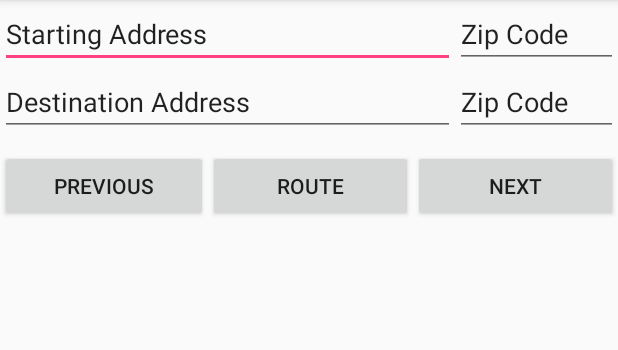
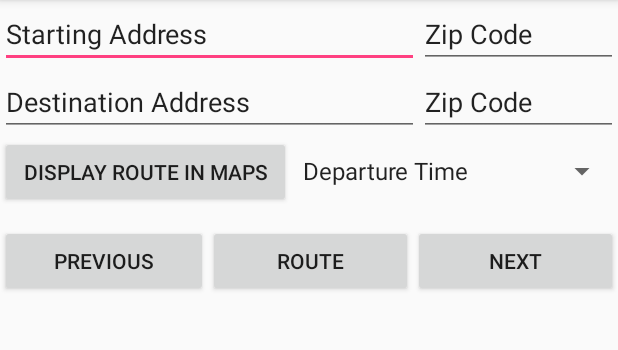
Before and after one commit to wmhuber2/CS125_Final_Project, an Android app: the screen it shows after launch (MainActivity), after a tap on "PREVIOUS", on a phone screen of 412 x 824 dp, the part 84-434 px from its top. Run offline under Robolectric (Android 15) with nearby library versions, the phone set to English and light mode, and no system bars; our stand-ins replace Volley; 1 statement that could not run was skipped.

Commit message:
More Bug Fixes. Fun Fun Fun.

```diff
--- a/app/src/main/java/edu/illinois/cs125/cs125_finalproject/MainActivity.java
+++ b/app/src/main/java/edu/illinois/cs125/cs125_finalproject/MainActivity.java
@@ -11,16 +11,21 @@ import com.android.volley.ParseError;
 import com.android.volley.Response;
 import com.android.volley.Response.ErrorListener;
 import com.android.volley.Response.Listener;
-
+import android.content.Intent;
+import android.net.Uri;
 import java.io.UnsupportedEncodingException;
 
+import android.widget.Toast;
 import android.support.v7.app.AppCompatActivity;
 import android.os.Bundle;
 import android.util.Log;
 import android.view.View;
+import android.widget.AdapterView;
 import android.widget.TextView;
-import android.widget.ListView;
+import android.widget.Spinner;
 import android.widget.Button;
+
+import android.widget.ArrayAdapter;
 
 import com.android.volley.toolbox.JsonObjectRequest;
 import com.android.volley.toolbox.RequestFuture;
@@ -41,27 +46,13 @@ import org.json.JSONObject;
 import org.json.JSONArray;
 import org.json.JSONException;
 
-
-/*
-    To Do
-
-    Finish return for geo to country and zip
-
-    Finish Maping to zip MAP
-
-
- */
-
-
-
-
-
 public class MainActivity extends AppCompatActivity {
     private boolean disableWeatherDebug = false;
     /**
      * Because RequestQueue sucks and I need a way to return variables.
      */
     private static String tmpString = "";
+    int timeZoneOffset = -6;
 
     /**
      * Tag thing I have No Idea.
@@ -106,9 +97,15 @@ public class MainActivity extends AppCompatActivity {
     private int maxWaypoints = 24;
 
     private int numberDisplays = 5;
+
     private List<TextView> weatherDisplays = new ArrayList<>();
     private List<TextView> iconDisplays = new ArrayList<>();
     private List<TextView> tempDisplays = new ArrayList<>();
+
+    private EditText startAddressText;
+    private EditText endAddressText;
+    private EditText startZipText;
+    private EditText endZipText;
 
     /**
      * Run when this activity comes to the foreground.
@@ -121,11 +118,82 @@ public class MainActivity extends AppCompatActivity {
         requestQueue = Volley.newRequestQueue(this);
 
         setContentView(R.layout.activity_main);
+        initUIitems();
+
+        Spinner timeSelect = findViewById(R.id.spinner);
+
+        timeSelect.setOnItemSelectedListener(new AdapterView.OnItemSelectedListener() {
+            @Override
+            public void onItemSelected(AdapterView<?> parent, View view, int position, long id) {
+                String item = parent.getItemAtPosition(position).toString();
+                Log.d(TAG, String.valueOf(position));
+
+                departureTime = System.currentTimeMillis()/1000;
+                departureTime += 3600 - departureTime%3600;// Round Up to the nearest Hour.
+                departureTime -= 3600 * (position - 1);
+            }
+
+            @Override
+            public void onNothingSelected(AdapterView<?> parent) {
+                departureTime = System.currentTimeMillis()/1000;
+                departureTime += 3600 - departureTime%3600;// Round Up to the nearest Hour.
+
+            }
+        });
+
+        // Spinner Drop down elements
+        List<String> categories = new ArrayList<String>();
+        long time = System.currentTimeMillis()/1000;
+        time += 3600 - departureTime%3600;// Round Up to the nearest Hour.
+        long hour = ((time/3600)+timeZoneOffset) % 24;
+        categories.add("Departure Time");
+        for (int hourCount = 0; hourCount < 12; hourCount++) {
+            categories.add(String.valueOf(1+((hour+hourCount)%24))+":00 - "+String.valueOf(hourCount)+" Hours From Now ");
+        }
+
+        ArrayAdapter<String> dataAdapter = new ArrayAdapter<String>(this, android.R.layout.simple_spinner_item, categories);
+        dataAdapter.setDropDownViewResource(android.R.layout.simple_spinner_dropdown_item);
+        timeSelect.setAdapter(dataAdapter);
 
 
+        //==========================================
+        for (int display = 0; display < numberDisplays; display++) {
+            weatherDisplays.get(display).setText("");
+            iconDisplays.get(display).setText("");
+            tempDisplays.get(display).setText("");
+        }
+
+        final Button MapBtn = findViewById(R.id.DispRoute);
+        MapBtn.setOnClickListener(new View.OnClickListener() {
+            @Override
+            public void onClick(final View v) { DisplayMap(); } });
+
+        final Button nextPageBtn = findViewById(R.id.nextButton);
+        nextPageBtn.setOnClickListener(new View.OnClickListener() {
+            @Override
+            public void onClick(final View v) { nextPage(); } });
+
+        final Button prevPageBtn = findViewById(R.id.prevButton);
+        prevPageBtn.setOnClickListener(new View.OnClickListener() {
+            @Override
+            public void onClick(final View v) { prevPage(); } });
+
+        final Button openFile = findViewById(R.id.button);
+        openFile.setOnClickListener(new View.OnClickListener() {
+            @Override
+            public void onClick(final View v) { MainAction(); } });
+    }
+
+    /**
+     * Run when this activity is no longer visible.
+     */
+    @Override
+    protected void onPause() {
+        super.onPause();
+    }
+
+    private void initUIitems() {
         // Load the main layout for our activity
-
-
         weatherDisplays.add( (TextView)findViewById(R.id.Weather0) );
         weatherDisplays.add( (TextView)findViewById(R.id.Weather1) );
         weatherDisplays.add( (TextView)findViewById(R.id.Weather2) );
@@ -144,76 +212,15 @@ public class MainActivity extends AppCompatActivity {
         tempDisplays.add( (TextView)findViewById(R.id.Temp3) );
         tempDisplays.add( (TextView)findViewById(R.id.Temp4) );
 
-        final EditText startAddressText = findViewById(R.id.StartAddress);
-        final EditText endAddressText = findViewById(R.id.EndAddress);
-        final EditText startZipText = findViewById(R.id.startZip);
-        final EditText endZipText = findViewById(R.id.endZip);
-
-        //==========================================
-
-
-        //menu.add(Menu.NONE, MENU_ITEM_ITEM1, Menu.NONE, "Item name");
-
-        final Button nextPageBtn = findViewById(R.id.nextButton);
-        nextPageBtn.setOnClickListener(new View.OnClickListener() {
-            @Override
-            public void onClick(final View v) {
-                if (page < completedSearches / 5) {
-                    page++;
+        startAddressText = findViewById(R.id.StartAddress);
+        endAddressText = findViewById(R.id.EndAddress);
+        startZipText = findViewById(R.id.startZip);
+        endZipText = findViewById(R.id.endZip);
     }
-                Log.d(TAG, WeatherInfo.toString());
-                List<Double> timeKeys = new ArrayList<Double>();
-                timeKeys.addAll(zipCodes.keySet());
-
-                Collections.sort(timeKeys);
-
-
-                for (int display = 0; display < numberDisplays; display++) {
-                    if (display + 5 * page < completedSearches) {
-                        weatherDisplays.get(display).setText("Weather at " + String.valueOf((page*numberDisplays) + display) + " Hour");
-                        iconDisplays.get(display).setText(WeatherInfo.get(timeKeys.get((page*numberDisplays) + display))[1]);
-                        tempDisplays.get(display).setText(WeatherInfo.get(timeKeys.get((page*numberDisplays) + display))[2]);
-                    } else {
-                        weatherDisplays.get(display).setText("");
-                        iconDisplays.get(display).setText("");
-                        tempDisplays.get(display).setText("");
-                    }
-                }
-            }
-        });
-        final Button prevPageBtn = findViewById(R.id.prevButton);
-        prevPageBtn.setOnClickListener(new View.OnClickListener() {
-            @Override
-            public void onClick(final View v) {
-                if (page > 0) {
-                    page--;
-                }
-                Log.d(TAG, WeatherInfo.toString());
-                List<Double> timeKeys = new ArrayList<Double>();
-                timeKeys.addAll(zipCodes.keySet());
-
-                Collections.sort(timeKeys);
-
-
-                for (int display = 0; display < numberDisplays; display++) {
-                    if (display + 5 * page < completedSearches) {
-                        weatherDisplays.get(display).setText("Weather at " + String.valueOf((page*numberDisplays) + display) + " Hour");
-                        iconDisplays.get(display).setText(WeatherInfo.get(timeKeys.get((page*numberDisplays) + display))[1]);
-                        tempDisplays.get(display).setText(WeatherInfo.get(timeKeys.get((page*numberDisplays) + display))[2]);
-                    } else {
-                        weatherDisplays.get(display).setText("");
-                        iconDisplays.get(display).setText("");
-                        tempDisplays.get(display).setText("");
-                    }
-                }
-
-            }
-        });
-
-        final Button openFile = findViewById(R.id.button);
-        openFile.setOnClickListener(new View.OnClickListener() {
-            @Override
-            public void onClick(final View v) {
+    /**
+     * Do the Weather and Routing Thing
+     */
+    private void MainAction() {
         Log.d(TAG, "Refreshing Web Page Data");
 
         String startAddr = startAddressText.getText().toString();
@@ -231,33 +238,96 @@ public class MainActivity extends AppCompatActivity {
             startAddr    = "201 N Goodwin Ave";
             startZip     = "61801";
 
-                    //endAddr    = "233 S Wacker Dr";
-                    //endZip     = "60606";
+            endAddr    = "233 S Wacker Dr";
+            endZip     = "60606";
 
-                    endAddr    = "8 Melia Way";
-                    endZip     = "11746";
+            //endAddr    = "8 Melia Way";
+            //endZip     = "11746";
         }
 
 
         page = 0;
-                departureTime = System.currentTimeMillis()/1000;
-                departureTime += 3600 - departureTime%3600;// Round Up to the nearest Hour.
 
         WeatherInfo = new HashMap<Double, String[]>();
         getZipCodes(startAddr, startZip, startCountry, endAddr, endZip, endCountry);
         Log.d(TAG,String.valueOf(zipCodes.size()));
     }
-        });
+    /**
+     *  Next Page.
+     */
+    private void nextPage() {
+
+        Log.d(TAG,"PAGE Changing From: "+String.valueOf(page));
+        if (page < completedSearches / 5) {
+            page++;
         }
+        Log.d(TAG,"PAGE: "+String.valueOf(page));
+        updateDisplay();
+    }
+    private void updateDisplay() {
+        Log.d(TAG, WeatherInfo.toString());
+        List<Double> timeKeys = new ArrayList<Double>();
+        timeKeys.addAll(zipCodes.keySet());
 
+        Collections.sort(timeKeys);
+
+        for (int display = 0; display < numberDisplays; display++) {
+            //long edt = WeatherInfo.get(timeKeys.get((page*numberDisplays) + display))[3];
+            //String time = String.valueOf(1+((hour+hourCount)%24))+":00";
+
+            if (display + 5 * page < completedSearches) {
+                weatherDisplays.get(display).setText("Weather " + String.valueOf((page*numberDisplays) + display) + " Hours After \n Departure");
+                iconDisplays.get(display).setText(WeatherInfo.get(timeKeys.get((page*numberDisplays) + display))[1]);
+                tempDisplays.get(display).setText(WeatherInfo.get(timeKeys.get((page*numberDisplays) + display))[2]);
+            } else {
+                weatherDisplays.get(display).setText("");
+                iconDisplays.get(display).setText("");
+                tempDisplays.get(display).setText("");
+            }
+        }
+    }
     /**
-     * Run when this activity is no longer visible.
+     * Prev Page.
      */
-    @Override
-    protected void onPause() {
-        super.onPause();
+    private void prevPage() {
+        Log.d(TAG,"PAGE Changing From: "+String.valueOf(page));
+        if (page > 0) {
+            page--;
         }
+        Log.d(TAG,"PAGE: "+String.valueOf(page));
+        updateDisplay();
+    }
+    /**
+     * Display Map.
+     */
+    private void DisplayMap() {
+        Log.d(TAG,"Displaying Map");
+        String startAddr = startAddressText.getText().toString();
+        String startZip = startZipText.getText().toString();
+        String startCountry = "US";
 
+
+        String endAddr = endAddressText.getText().toString();
+        String endZip = endZipText.getText().toString();
+        String endCountry = "US";
+
+        if (startAddr.equals("Starting Address") && endAddr.equals("Destination Address")) {
+            Log.d(TAG, "Using Shortcut Input Cuz, We Lazy Testers");
+
+            startAddr = "201 N Goodwin Ave";
+            startZip = "61801";
+
+            endAddr = "233 S Wacker Dr";
+            endZip = "60606";
+        }
+        String url = "https://www.google.com/maps/dir/?api=1&origin="+startAddr+",+"+startZip+",+"+startCountry+
+                "+&destination="+endAddr+",+"+endZip+",+"+endCountry+
+                "&travelmode=driving";
+        Intent intent = new Intent(android.content.Intent.ACTION_VIEW, Uri.parse(url));
+        intent.setClassName("com.google.android.apps.maps", "com.google.android.maps.MapsActivity");
+        startActivity(intent);
+
+    }
     /**
      * Generate API LocationCode and forecast at the zip location and at the time.
      * @param latitude Latitude value N
@@ -327,28 +397,12 @@ public class MainActivity extends AppCompatActivity {
                                         String TempUnit = hourlyForecasts.getJSONObject(hourlyIndex).getJSONObject("Temperature").getString("Unit");
                                         String Temp = hourlyForecasts.getJSONObject(hourlyIndex).getJSONObject("Temperature").getString("Value");
                                         String Time = String.valueOf(EpochDateTime%3600)+":"+String.valueOf(EpochDateTime%60);
-                                        String[] packagedData = {IconID, Weather, Temp+" "+TempUnit};
+
+                                        String[] packagedData = {IconID, Weather, Temp+" "+TempUnit, Time};
                                         WeatherInfo.put(EpochDateTime, packagedData );
                                         completedSearches++;
-                                        if (completedSearches == zipCodes.size() - 1) {
-                                            Log.d(TAG, WeatherInfo.toString());
-                                            List<Double> timeKeys = new ArrayList<Double>();
-                                            timeKeys.addAll(zipCodes.keySet());
-
-                                            Collections.sort(timeKeys);
-
-
-                                            for (int display = 0; display < numberDisplays; display++) {
-                                                if (display + numberDisplays * page < completedSearches) {
-                                                    weatherDisplays.get(display).setText("Weather at " + String.valueOf((page*numberDisplays) + display) + " Hour");
-                                                    iconDisplays.get(display).setText(WeatherInfo.get(timeKeys.get((page*numberDisplays) + display))[1]);
-                                                    tempDisplays.get(display).setText(WeatherInfo.get(timeKeys.get((page*numberDisplays) + display))[2]);
-                                                } else {
-                                                    weatherDisplays.get(display).setText("");
-                                                    iconDisplays.get(display).setText("");
-                                                    tempDisplays.get(display).setText("");
-                                                }
-                                            }
+                                        if (completedSearches == zipCodes.size()) {
+                                           updateDisplay();
                                         }
 
                                     }
@@ -447,7 +501,7 @@ public class MainActivity extends AppCompatActivity {
         Log.d(TAG, "Decoding ZipCodes");
         int routeValue = 0;
         try {
-
+            System.out.println(directions.toString(2));
             JSONObject route = directions.getJSONArray("routes").getJSONObject(routeValue).getJSONArray("legs").getJSONObject(0);
             JSONArray steps = route.getJSONArray("steps");
             zipCodes = new HashMap<Double, String[]>();
@@ -591,6 +645,7 @@ public class MainActivity extends AppCompatActivity {
                                      getAPILocationCode(lat, lng, locationKey.doubleValue());
 
                                  }
+                                 updateDisplay();
                              } else {
                                  Log.d(TAG, "Too many Waypoints. You F*** Up Done Gud.");
                              }
--- a/app/src/main/res/layout/activity_main.xml
+++ b/app/src/main/res/layout/activity_main.xml
@@ -10,12 +10,12 @@
 
     <TableLayout
         android:layout_width="match_parent"
-        android:layout_height="200dp"
+        android:layout_height="300dp"
         android:layout_weight="50">
 
         <TableRow
             android:layout_width="match_parent"
-            android:layout_height="wrap_content">
+            android:layout_height="match_parent">
 
             <EditText
                 android:id="@+id/StartAddress"
@@ -34,11 +34,12 @@
                 android:ems="10"
                 android:inputType="textPersonName|number"
                 android:text="Zip Code" />
+
         </TableRow>
 
         <TableRow
             android:layout_width="match_parent"
-            android:layout_height="wrap_content">
+            android:layout_height="match_parent">
 
             <EditText
                 android:id="@+id/EndAddress"
@@ -51,12 +52,33 @@
 
             <EditText
                 android:id="@+id/endZip"
+                android:layout_width="match_parent"
                 android:layout_height="wrap_content"
                 android:layout_weight="20"
                 android:ems="10"
                 android:inputType="textPersonName|number"
-                android:text="Zip Code"
-                android:layout_width="match_parent" />
+                android:text="Zip Code" />
+
+        </TableRow>
+
+        <TableRow
+            android:layout_width="match_parent"
+            android:layout_height="match_parent">
+
+            <Button
+                android:id="@+id/DispRoute"
+                android:layout_width="wrap_content"
+                android:layout_height="wrap_content"
+                android:layout_weight="5"
+                android:text="Display Route In Maps" />
+
+            <Spinner
+                android:id="@+id/spinner"
+                android:layout_width="wrap_content"
+                android:layout_height="wrap_content"
+                android:layout_weight="1"
+                android:entries="@array/time_Array" />
+
         </TableRow>
 
     </TableLayout>
@@ -102,17 +124,13 @@
                 android:layout_width="wrap_content" />
         </LinearLayout>
 
-        <Space
-            android:layout_width="match_parent"
-            android:layout_height="34dp" />
-
         <TableLayout
             android:layout_width="match_parent"
-            android:layout_height="match_parent">
+            android:layout_height="wrap_content">
 
             <TableRow
                 android:layout_width="match_parent"
-                android:layout_height="match_parent" >
+                android:layout_height="match_parent">
 
                 <TextView
                     android:id="@+id/Weather0"
@@ -141,7 +159,7 @@
 
             <TableRow
                 android:layout_width="match_parent"
-                android:layout_height="match_parent" >
+                android:layout_height="match_parent">
 
                 <TextView
                     android:id="@+id/Weather1"
@@ -170,7 +188,7 @@
 
             <TableRow
                 android:layout_width="match_parent"
-                android:layout_height="match_parent" >
+                android:layout_height="match_parent">
 
                 <TextView
                     android:id="@+id/Weather2"
@@ -199,7 +217,7 @@
 
             <TableRow
                 android:layout_width="match_parent"
-                android:layout_height="match_parent" >
+                android:layout_height="match_parent">
 
                 <TextView
                     android:id="@+id/Weather3"
@@ -229,7 +247,7 @@
 
             <TableRow
                 android:layout_width="match_parent"
-                android:layout_height="match_parent" >
+                android:layout_height="match_parent">
 
                 <TextView
                     android:id="@+id/Weather4"
--- a/app/src/main/res/values/strings.xml
+++ b/app/src/main/res/values/strings.xml
@@ -19,5 +19,47 @@
     <string name="Temp3">Temp3</string>
     <string name="Temp4">Temp4</string>
 
+    <string name="PM_1">1 PM</string>
+    <string name="PM_2">2 PM</string>
+    <string name="PM_3">3 PM</string>
+    <string name="PM_4">4 PM</string>
+    <string name="PM_5">5 PM</string>
+    <string name="PM_6">6 PM</string>
+    <string name="PM_7">7 PM</string>
+    <string name="PM_8">8 PM</string>
+    <string name="PM_9">9 PM</string>
+    <string name="PM_10">10 PM</string>
+    <string name="PM_11">11 PM</string>
+    <string name="PM_12">12 PM</string>
+
+    <string-array name="time_Array">
+
+        <item>Current Time</item>
+        <item>1 AM</item>
+        <item>2 AM</item>
+        <item>3 AM</item>
+        <item>4 AM</item>
+        <item>5 AM</item>
+        <item>6 AM</item>
+        <item>7 AM</item>
+        <item>8 AM</item>
+        <item>9 AM</item>
+        <item>10 AM</item>
+        <item>11 AM</item>
+        <item>12 AM</item>
+        <item>1 PM</item>
+        <item>2 PM</item>
+        <item>3 PM</item>
+        <item>4 PM</item>
+        <item>5 PM</item>
+        <item>6 PM</item>
+        <item>7 PM</item>
+        <item>8 PM</item>
+        <item>9 PM</item>
+        <item>10 PM</item>
+        <item>11 PM</item>
+        <item>12 PM</item>
+    </string-array>
+
 
 </resources>
```
Also changed, not shown: 1 other file. Lines whose indentation alone changed are shown as unchanged.
